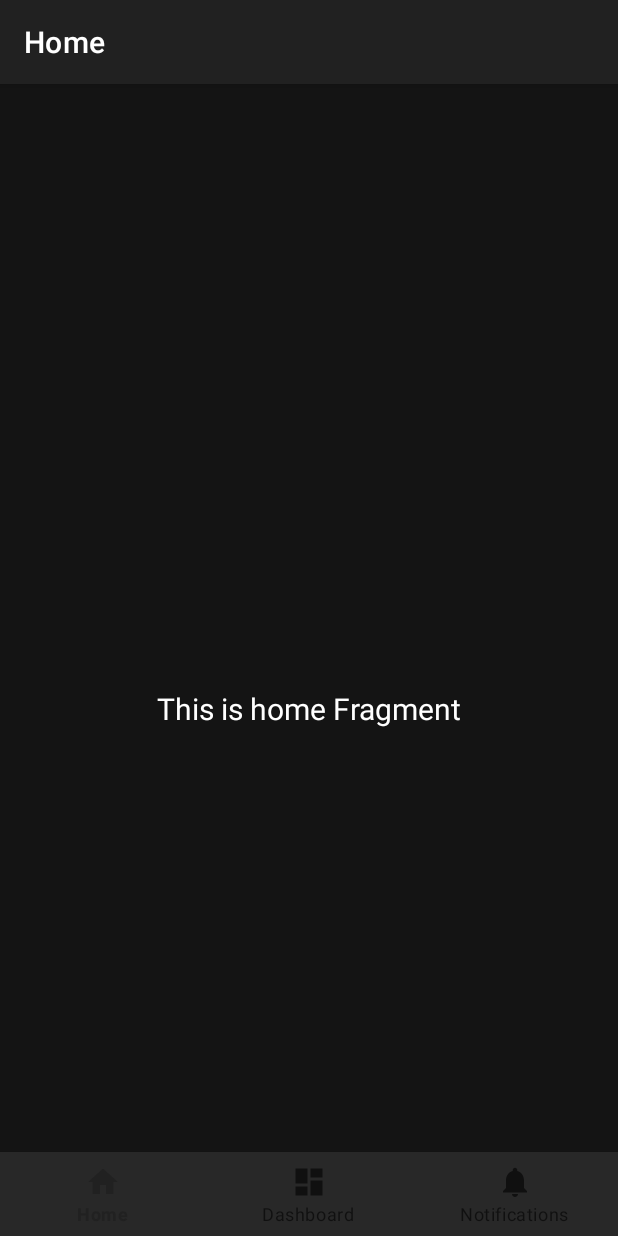
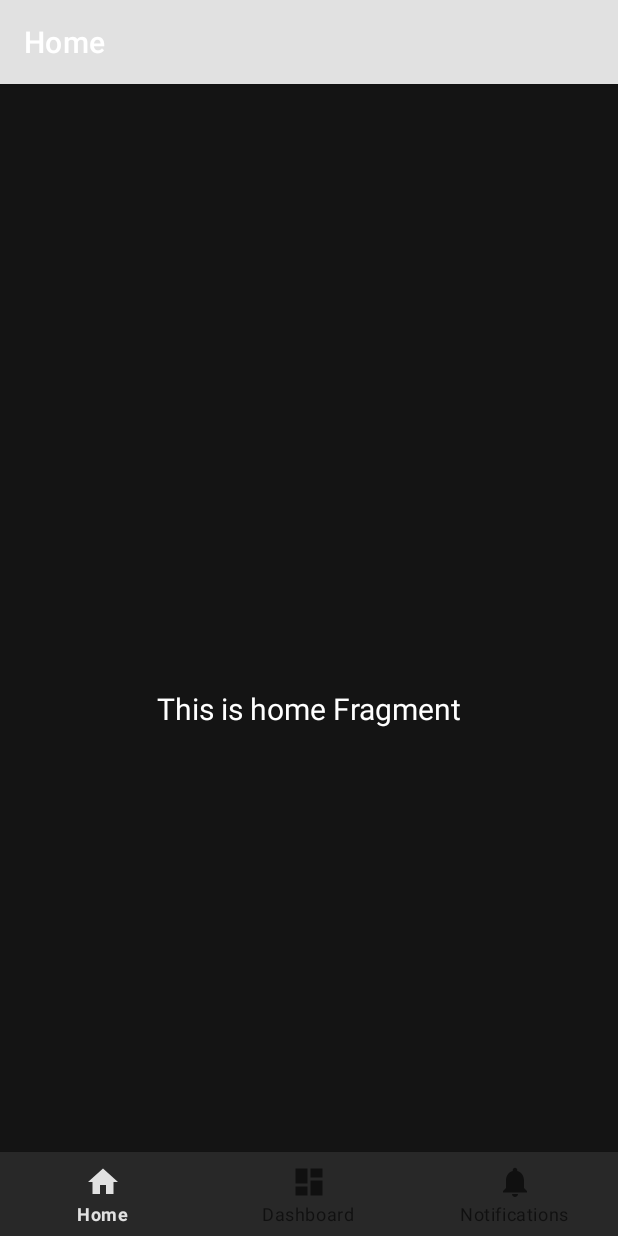
Before and after one commit to AOS-04-BlackCows/BlackCows, an Android app: the screen it shows after launch (MainActivity), on a phone screen of 412 x 824 dp. Run offline under Robolectric (Android 15) with nearby library versions, the light colour scheme and no system bars; our stand-ins replace navigation-ui.

Commit message:
color Retouch

```diff
--- a/app/src/main/res/values-night/themes.xml
+++ b/app/src/main/res/values-night/themes.xml
@@ -1,6 +1,11 @@
 <resources xmlns:tools="http://schemas.android.com/tools">
     <!-- Base application theme. -->
     <style name="Base.Theme.BlackCows" parent="Theme.MaterialComponents.DayNight.DarkActionBar">
+        <!-- Primary brand color. -->
+        <item name="colorPrimary">@color/stroke</item>
+        <item name="colorPrimaryVariant">@color/gray</item>
+        <item name="colorOnPrimary">@color/white</item>
+
         <item name="android:colorBackground">@color/primary</item>
         <item name="android:textColor">@color/white</item>
         <item name="android:colorSecondary">@color/secondary</item>
--- a/app/src/main/res/values/themes.xml
+++ b/app/src/main/res/values/themes.xml
@@ -1,6 +1,11 @@
 <resources xmlns:tools="http://schemas.android.com/tools">
     <!-- Base application theme. -->
     <style name="Base.Theme.BlackCows" parent="Theme.MaterialComponents.DayNight.DarkActionBar">
+        <!-- Primary brand color. -->
+        <item name="colorPrimary">@color/stroke</item>
+        <item name="colorPrimaryVariant">@color/gray</item>
+        <item name="colorOnPrimary">@color/white</item>
+
         <item name="android:colorBackground">@color/primary</item>
         <item name="android:textColor">@color/white</item>
         <item name="android:colorSecondary">@color/secondary</item>
```
